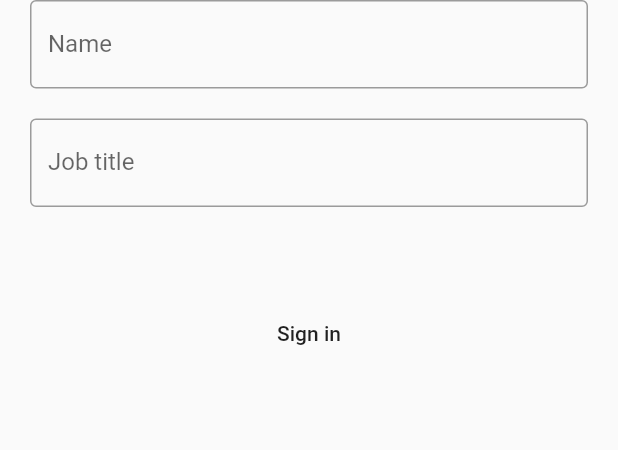
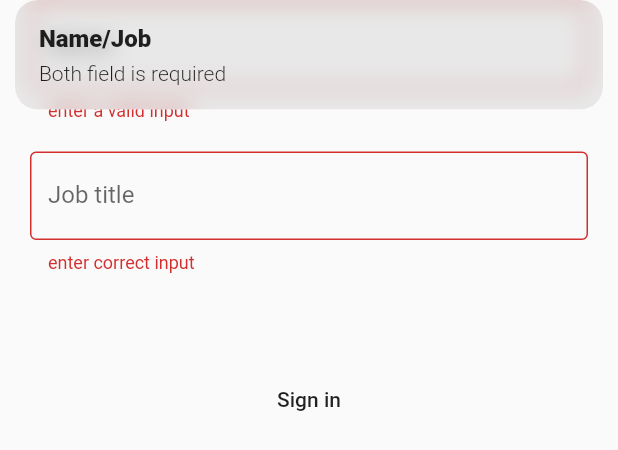
Before and after one commit to Lukmanflutter/network-request, a Flutter app: the SignIn widget shown alone on an empty page, opened directly, after a tap on "Sign in", on a phone screen of 412 x 824 dp. Shown: the top 450 px of the screen. Run offline on Flutter 3.47's test engine with Material 2 defaults, Android fonts, the phone set to English and light mode, and no system bars; our stand-ins replace get; accounts and stored records are empty.

Commit message:
form-validation-and-submission

```diff
--- a/lib/nav_pages/home.dart
+++ b/lib/nav_pages/home.dart
@@ -9,6 +9,7 @@ class Home extends StatefulWidget {
   @override
   _HomeState createState() => _HomeState();
 }
+
 
 class _HomeState extends State<Home> with TickerProviderStateMixin {
   @override
--- a/lib/nav_pages/sign_in_page.dart
+++ b/lib/nav_pages/sign_in_page.dart
@@ -2,9 +2,11 @@
 import 'package:flutter/cupertino.dart';
 import 'package:flutter/material.dart';
 import 'package:get/get_core/src/get_main.dart';
+import 'package:get/get_state_manager/src/rx_flutter/rx_notifier.dart';
 import 'package:lukman/model/user_model.dart';
 import 'package:http/http.dart' as http;
 import 'package:get/get.dart';
+
 class SignIn extends StatefulWidget {
   const SignIn({Key? key}) : super(key: key);
 
@@ -16,27 +18,43 @@ class _SignInState extends State<SignIn> {
   final TextEditingController nameController = TextEditingController();
   final TextEditingController jobController = TextEditingController();
   UserModel? _user;
+  final GlobalKey<FormState> _key= GlobalKey();
+  ShowUserInput x =ShowUserInput();
 
   @override
   Widget build(BuildContext context) {
     return Padding(
       padding: const EdgeInsets.symmetric(horizontal: 20.0),
+      child: Form(
+        key: _key,
         child: Column(
-        children:[
-          TextField(
+          children: [
+            TextFormField(
+              onChanged: (value){
+                setState(() {
+                  x.name=value;
+                });
+
+              },
+              validator: _validation,
               controller: nameController,
-              decoration: const InputDecoration(
-             labelText: "Name",
-                  border: OutlineInputBorder()
+              decoration:   InputDecoration(
+                  labelText: "Name", border: OutlineInputBorder(
+                  borderRadius: BorderRadius.circular(8.0))),
             ),
+            const SizedBox(
+              height: 20.0,
             ),
-          const SizedBox(height: 20.0,),
             TextFormField(
+              onChanged: (val){
+                setState(() {
+                  x.jobTitle=val;
+                });
+                },
+              validator: _validationForjobInput,
               controller: jobController,
               decoration: const InputDecoration(
-                labelText: "Job title",
-                border: OutlineInputBorder()
-              ),
+                  labelText: "Job title", border: OutlineInputBorder()),
             ),
             const SizedBox(
               height: 30.0,
@@ -48,41 +66,88 @@ class _SignInState extends State<SignIn> {
             //      ? Container():
             MaterialButton(
               onPressed: () async {
+                debugPrint(x.name);
+                debugPrint(x.jobTitle);
+                final _= _key.currentState!.validate();
+                if ( _) {
                   final String name = nameController.text;
                   final String jobTittle = jobController.text;
-              final UserModel? user = await createUser(name, jobTittle, );
+                  final UserModel? user = await createUser(
+                    name,
+                    jobTittle,
+                  );
                   setState(() {
-                _user = user;
+                    _user=user;
+                    nameController.text = "";
+                    jobController.text = "";
                   });
-              if (_user==null){
-                return;
-              }else{
-                 // ScaffoldMessenger.of(context).showSnackBar( SnackBar(
-                 //    content: Text('the user ${_user?.name}and ${_user?.id}is created successfully at time')));
-                // var v = Get.rawSnackbar( 'the user ${_user?.name}and ${_user?.id}is created successfully at time',
-                //     snackPosition:SnackPosition.BOTTOM);
                   Get.snackbar("",
-                   "'the user ${_user?.name}and ${_user?.id} and ${_user?.job}is created successfully at time${_user?.createdAt}'",
-               snackPosition: SnackPosition.BOTTOM,duration: const Duration(seconds: 5));
+                      "'the user ${_user?.name}and ${_user?.id} "
+                          "and ${_user?.job}is created successfully at time${_user?.createdAt}'",
+                      snackPosition: SnackPosition.BOTTOM,
+                      duration: const Duration(seconds:2),
+                      backgroundColor: Colors.blue);
+                  debugPrint(ShowUserInput().name);
+                  debugPrint(ShowUserInput().jobTitle);
+                } else if(_user==null){
+                  setState(() {
+                    Get.snackbar('Name/Job', 'Both field is required');
+                  });
                 }
+
               },
               child: const Text("Sign in"),
             )
           ],
         ),
+      ),
     );
   }
+
+
+
+  String?  _validation( String? v){
+    if (v == null || v.isEmpty){
+
+      return "enter a valid input";
     }
 
-///this is function is to make a post request to the back end
+  }
+  String?  _validationForjobInput( String? v){
+    if (v == null || v.isEmpty){
+      return "enter correct input";
+    }
+
+  }
+
+}
+
+///this function is to make a post request to the back end
 Future<UserModel?> createUser(String name, String jobTittle) async {
   const String apiUrl = "https://reqres.in/api/user";
   final response = await http
-      .post(Uri.parse(apiUrl), body: {"name": name, "job": jobTittle}) ;
+      .post(Uri.parse(apiUrl), body: {"name": name, "job": jobTittle});
   if (response.statusCode == 201) {
     final String responseString = response.body;
     return userModelFromJson(responseString);
   } else {
-    return null ;
+    return null;
   }
 }
+
+errorValidateMessage(String title, String message){
+  Get.snackbar(title, message,
+    backgroundColor: Colors.red,
+    snackPosition:SnackPosition.BOTTOM,);
+}
+successValidateMessage(String title  , String message){
+  Get.snackbar(title, message,
+    backgroundColor: Colors.green,
+    snackPosition:SnackPosition.BOTTOM,);
+}
+
+class ShowUserInput{
+  ShowUserInput({this.name="",this.jobTitle=""});
+  String name;
+  String jobTitle;
+}
```
Lines whose indentation alone changed are shown as unchanged.
